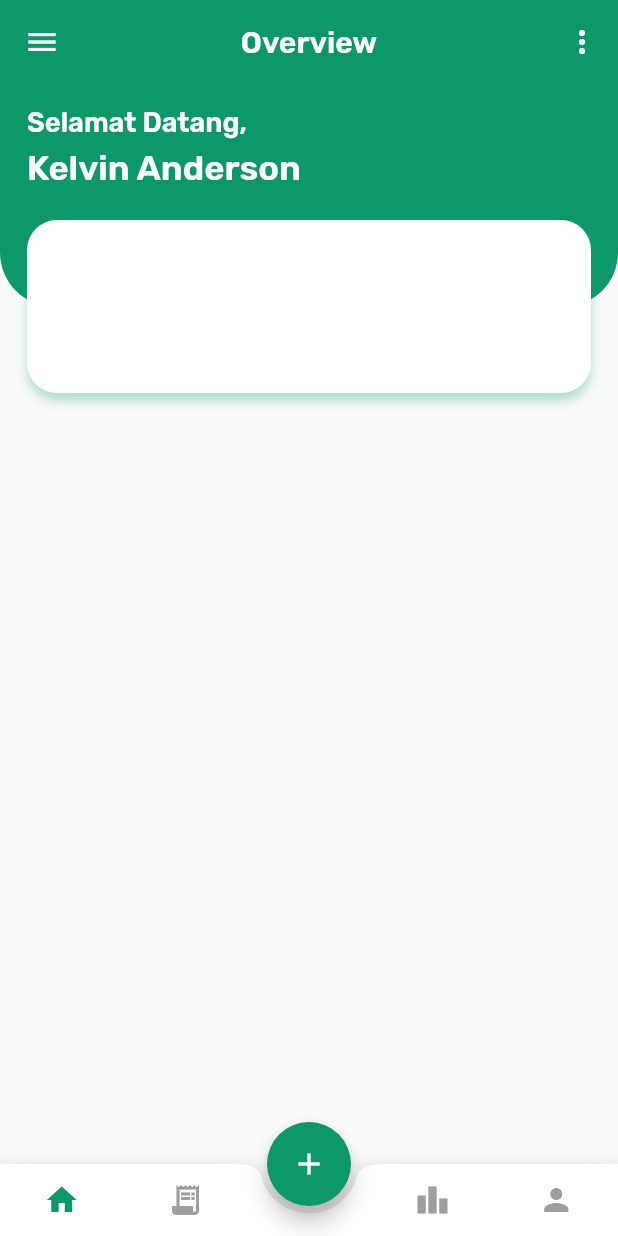
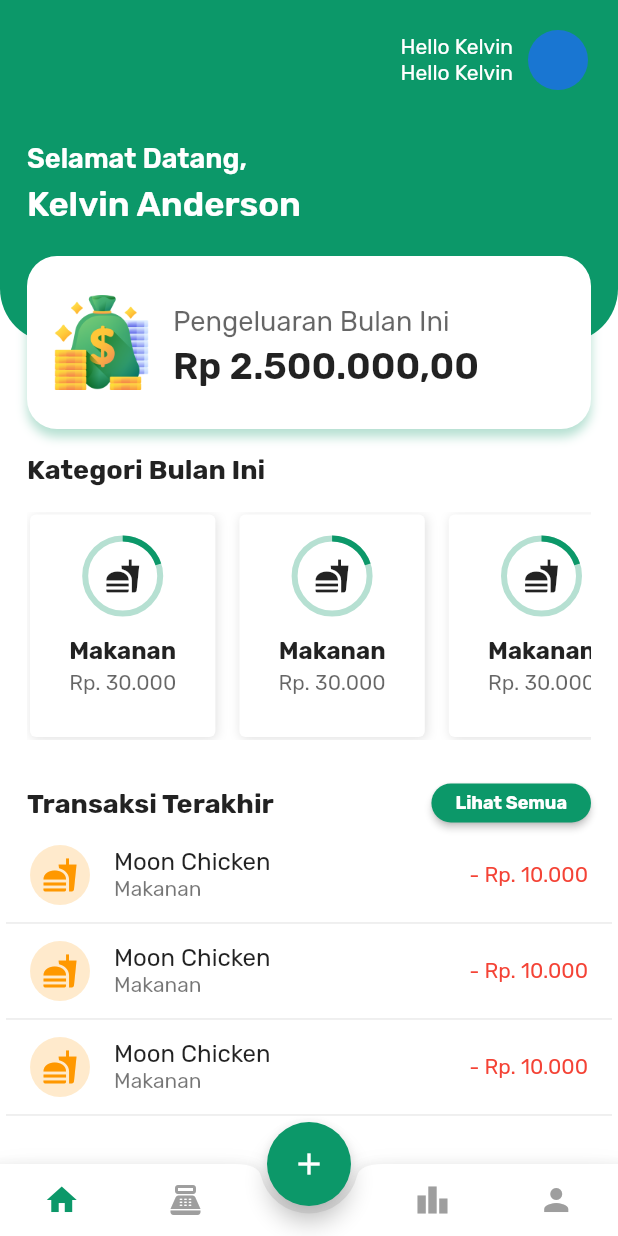
Before and after one commit to KelvinAnderson10/flutter-aplikasi-pengeluaran, a Flutter app: the screen it shows after launch, item 2 of the bottom bar chosen, after a tap on the "home" icon, on a phone screen of 412 x 824 dp. Run offline on Flutter 3.47's test engine with Material 2 defaults, Android fonts, the light colour scheme and no system bars; our stand-ins replace google_fonts.

Commit message:
[ADD] experimental appbar

```diff
--- /dev/null
+++ b/lib/components/bottom_navigation_bar.dart
@@ -0,0 +1,59 @@
+import 'package:course_app/constants.dart';
+import 'package:flutter/material.dart';
+
+class MyBottomNavigationBar extends StatefulWidget {
+  const MyBottomNavigationBar({super.key, this.index, this.onTapped});
+  final int? index;
+  final Function? onTapped;
+
+  @override
+  State<MyBottomNavigationBar> createState() => _MyBottomNavigationBarState();
+}
+
+class _MyBottomNavigationBarState extends State<MyBottomNavigationBar> {
+  @override
+  Widget build(BuildContext context) {
+    return BottomAppBar(
+                color:  Colors.white,
+                shape: const CircularNotchedRectangle(),
+                notchMargin: 5,
+                child: Row(
+                  mainAxisSize: MainAxisSize.max,
+                  mainAxisAlignment: MainAxisAlignment.spaceAround,
+                  children: [
+                    Expanded(
+                        child: IconButton(
+                      icon: const Icon(Icons.home),
+                      onPressed: () => {widget.onTapped!(0)},
+                      color: widget.index == 0 ? kPrimaryColor : Colors.grey
+                    )),
+                    Expanded(
+                        child: IconButton(
+                      icon: const Icon(
+                        Icons.point_of_sale,
+                      ),
+                      onPressed: () => {widget.onTapped!(1)},
+                      color: widget.index == 1 ? kPrimaryColor : Colors.grey
+                    )),
+                    const Expanded(child: SizedBox()),
+                    Expanded(
+                        child: IconButton(
+                      icon: const Icon(
+                        Icons.leaderboard,
+                      ),
+                      onPressed: () => {widget.onTapped!(2)},
+                      color: widget.index == 2 ? kPrimaryColor : Colors.grey
+                    )),
+                    Expanded(
+                        child: IconButton(
+                      icon: const Icon(
+                        Icons.person,
+                      ),
+                      onPressed: () => {widget.onTapped!(3)},
+                      color: widget.index == 3 ? kPrimaryColor : Colors.grey
+                    )),
+                  ],
+                )
+                );
+  }
+}
--- a/lib/components/history_screen.dart
+++ /dev/null
@@ -1,18 +0,0 @@
-import 'package:flutter/material.dart';
-import 'package:flutter/src/widgets/container.dart';
-import 'package:flutter/src/widgets/framework.dart';
-
-class HistoryScreen extends StatelessWidget {
-  const HistoryScreen({super.key});
-
-  @override
-  Widget build(BuildContext context) {
-    return Scaffold(
-      appBar: AppBar(
-        title: const Text("History", style: TextStyle(fontWeight: FontWeight.w600)),
-        centerTitle: true,
-      ),
-      body: Column(),
-    );
-  }
-}
--- a/lib/components/home_screen.dart
+++ b/lib/components/home_screen.dart
@@ -1,91 +1,207 @@
+import 'package:course_app/components/home_view.dart';
 import 'package:course_app/constants.dart';
 import 'package:flutter/material.dart';
 import 'package:google_fonts/google_fonts.dart';
 
-class HomeScreen extends StatelessWidget {
-  const HomeScreen({super.key});
+class HomeScreen extends StatelessWidget with HomeView {
+  const HomeScreen({super.key, this.onTapNavigate});
+
+  final Function? onTapNavigate;
 
   @override
   Widget build(BuildContext context) {
     Size size = MediaQuery.of(context).size;
-    print(size);
+
+    const numItems = 3;
+    Widget buildRow(int idx) {
+      return ListTile(
+        minVerticalPadding: 6,
+        leading: Column(mainAxisAlignment: MainAxisAlignment.center, children: [
+          CircleAvatar(
+            // radius: 18,
+            backgroundColor: Colors.orange.withOpacity(0.2),
+            child: Icon(
+              Icons.fastfood,
+              color: Colors.orange,
+              // size: 16
+            ),
+          )
+          // Icon(Icons.fastfood)
+        ]),
+        title: Text("Moon Chicken"),
+        visualDensity: VisualDensity(vertical: -4),
+        subtitle: Text("Makanan"),
+        trailing: Text(
+          "- Rp. 10.000",
+          style: TextStyle(color: Colors.red),
+        ),
+      );
+    }
+
     return Scaffold(
-      appBar: AppBar(
-        elevation: 0,
-        leading:  IconButton(
-          icon: const Icon(Icons.menu),
-          onPressed: (){},
-        ),
-        title: const Text("Overview", style: TextStyle(fontWeight: FontWeight.w600),),
-        actions: <Widget>[
-          IconButton(
-            icon: const Icon(Icons.more_vert),
-            tooltip: 'Opsi lainnya',
-            onPressed: () {
-              // handle the press
-            },
-          )
-        ],
-        centerTitle: true,
-      ),
-      body: Column(
+        body: SingleChildScrollView(
+      child: Column(
         children: <Widget>[
           Container(
             height: size.height * 0.25,
             child: Stack(
               children: [
                 Container(
-                  height: size.height * 0.25 - size.height * 0.07 ,
+                  height: size.height * 0.25 - size.height * 0.07,
                   decoration: const BoxDecoration(
                       color: kPrimaryColor,
                       borderRadius: BorderRadius.only(
                           bottomLeft: Radius.circular(36),
-                      bottomRight: Radius.circular(36)
-                    )
-                    ),
+                          bottomRight: Radius.circular(36))),
                 ),
                 Container(
                   margin: EdgeInsets.only(top: size.height * 0.018, left: 18),
                   child: Column(
                     crossAxisAlignment: CrossAxisAlignment.start,
                     children: [
-                    Text("Selamat Datang,", style: GoogleFonts.rubik(textStyle: TextStyle(color: Colors.white, fontWeight: FontWeight.w600, fontSize: size.height * 0.022))),
+                      Text("Selamat Datang,",
+                          style: GoogleFonts.rubik(
+                              textStyle: TextStyle(
+                                  color: Colors.white,
+                                  fontWeight: FontWeight.w600,
+                                  fontSize: size.height * 0.022))),
                       const SizedBox(height: 6),
-                    Text("Kelvin Anderson", style: GoogleFonts.rubik(textStyle: TextStyle(color: Colors.white, fontWeight: FontWeight.w600, fontSize: size.height * 0.028))),
-                  ],),
-
+                      Text("Kelvin Anderson",
+                          style: GoogleFonts.rubik(
+                              textStyle: TextStyle(
+                                  color: Colors.white,
+                                  fontWeight: FontWeight.w600,
+                                  fontSize: size.height * 0.028))),
+                    ],
+                  ),
                 ),
                 Positioned(
                   left: 0,
                   right: 0,
                   bottom: 0,
                   child: Container(
-                    alignment: Alignment.center,
+                      // alignment: Alignment.center,
                       height: size.height * 0.14,
-                    margin: const EdgeInsets.symmetric(horizontal: kDefaultPadding),
-                    padding: const EdgeInsets.symmetric(horizontal: kDefaultPadding),
+                      margin: const EdgeInsets.symmetric(
+                          horizontal: kDefaultPadding),
+                      padding: const EdgeInsets.symmetric(
+                          horizontal: kDefaultPadding),
                       decoration: BoxDecoration(
                           color: Colors.white,
                           borderRadius: BorderRadius.circular(20),
                           boxShadow: [
                             BoxShadow(
-                          offset: Offset(0, 5),
+                                offset: const Offset(0, 5),
                                 blurRadius: 5,
-                          color: kPrimaryColor.withOpacity(0.3)
-                        )
-                      ]
+                                color: kPrimaryColor.withOpacity(0.3))
+                          ]),
+                      child: Row(
+                        children: [
+                          Image.asset(
+                            "assets/rupiah.png",
+                            height: size.height * 1 / 13,
                           ),
-                    child: Row(
-
+                          const SizedBox(
+                            width: 16,
                           ),
+                          Column(
+                            crossAxisAlignment: CrossAxisAlignment.start,
+                            mainAxisAlignment: MainAxisAlignment.center,
+                            children: [
+                              const SizedBox(height: 6),
+                              Text(
+                                "Pengeluaran Bulan Ini",
+                                style: TextStyle(
+                                    fontSize: size.height * 0.022,
+                                    color: Colors.black.withOpacity(0.6)),
                               ),
+                              const SizedBox(height: 5),
+                              Text(
+                                "Rp 2.500.000,00",
+                                style: TextStyle(
+                                    fontSize: size.height * 0.03,
+                                    fontWeight: FontWeight.w600),
                               )
                             ],
                           ),
+                        ],
+                      )),
                 )
               ],
             ),
-
-    );
+          ),
+          SizedBox(
+            height: 16,
+          ),
+          Container(
+              alignment: Alignment.topLeft,
+              margin: const EdgeInsets.symmetric(horizontal: kDefaultPadding),
+              child: Row(
+                mainAxisAlignment: MainAxisAlignment.spaceBetween,
+                children: [
+                  Text(
+                    "Kategori Bulan Ini",
+                    style: TextStyle(fontWeight: FontWeight.bold, fontSize: 18),
+                  ),
+                ],
+              )),
+          Container(
+              margin: const EdgeInsets.symmetric(
+                  horizontal: kDefaultPadding, vertical: kDefaultPadding),
+              alignment: Alignment.centerLeft,
+              child: SingleChildScrollView(
+                padding: EdgeInsets.all(2),
+                scrollDirection: Axis.horizontal,
+                child: Wrap(spacing: 16, children: [
+                  categoryCard(size),
+                  categoryCard(size),
+                  categoryCard(size),
+                  categoryCard(size),
+                  categoryCard(size),
+                ]),
+              )),
+          Container(
+              alignment: Alignment.topLeft,
+              margin: const EdgeInsets.symmetric(horizontal: kDefaultPadding),
+              child: Row(
+                mainAxisAlignment: MainAxisAlignment.spaceBetween,
+                children: [
+                  Text(
+                    "Transaksi Terakhir",
+                    style: TextStyle(fontWeight: FontWeight.bold, fontSize: 18),
+                  ),
+                  MaterialButton(
+                    shape: RoundedRectangleBorder(
+                        borderRadius: BorderRadius.circular(50.0)),
+                    height: 26.0,
+                    minWidth: 5,
+                    color: kPrimaryColor,
+                    textColor: Colors.white,
+                    child: new Text(
+                      "Lihat Semua",
+                      style:
+                          TextStyle(fontWeight: FontWeight.bold, fontSize: 12),
+                    ),
+                    onPressed: () => {onTapNavigate!(1)},
+                  )
+                ],
+              )),
+          Container(
+              padding: const EdgeInsets.symmetric(horizontal: 4),
+              child: ListView.builder(
+                scrollDirection: Axis.vertical,
+                primary: false,
+                // padding: const EdgeInsets.only(right: 2),
+                shrinkWrap: true,
+                itemCount: numItems * 2,
+                itemBuilder: ((context, i) {
+                  if (i.isOdd) return const Divider();
+                  final index = i ~/ 2 + 1;
+                  return buildRow(index);
+                }),
+              )),
+        ],
+      ),
+    ));
   }
 }
--- /dev/null
+++ b/lib/components/home_view.dart
@@ -0,0 +1,55 @@
+import 'package:course_app/constants.dart';
+import 'package:flutter/material.dart';
+
+mixin HomeView on StatelessWidget {
+  Widget categoryCard(Size size) {
+    return Container(
+      height: size.height * 0.18,
+      width: size.width * 0.3,
+      child: Column(children: [
+        SizedBox(
+          height: 16,
+        ),
+        Stack(
+          alignment: Alignment.center,
+          children: [
+            Icon(Icons.fastfood),
+            SizedBox(
+              width: 50,
+              height: 50,
+              child: CircularProgressIndicator(
+                valueColor: AlwaysStoppedAnimation<Color>(kPrimaryColor),
+                // color: kPrimaryColor,
+                backgroundColor: kPrimaryColor.withOpacity(0.3),
+                value: 1 / 5,
+              ),
+            )
+          ],
+        ),
+        SizedBox(
+          height: 15,
+        ),
+        Text(
+          "Makanan",
+          style: TextStyle(fontWeight: FontWeight.bold, fontSize: 16),
+        ),
+        SizedBox(
+          height: 4,
+        ),
+        Text(
+          "Rp. 30.000",
+          style: TextStyle(color: Colors.black.withOpacity(0.6)),
+        ),
+      ]),
+      decoration: BoxDecoration(
+          color: Colors.white,
+          borderRadius: BorderRadius.circular(4),
+          boxShadow: [
+            BoxShadow(
+                offset: const Offset(1, 1),
+                blurRadius: 5,
+                color: Colors.grey.withOpacity(0.3)),
+          ]),
+    );
+  }
+}
--- /dev/null
+++ b/lib/components/transaction_screen.dart
@@ -0,0 +1,42 @@
+import 'package:course_app/constants.dart';
+import 'package:flutter/material.dart';
+import 'package:flutter/src/widgets/container.dart';
+import 'package:flutter/src/widgets/framework.dart';
+
+class TransactionScreen extends StatefulWidget {
+  const TransactionScreen({super.key});
+
+
+  @override
+  State<TransactionScreen> createState() => _TransactionScreenState();
+}
+
+class _TransactionScreenState extends State<TransactionScreen> {
+
+  @override
+  Widget build(BuildContext context) {
+    Size size = MediaQuery.of(context).size;
+    return Scaffold(
+      body: Stack(children: [
+        Container(
+          height: double.infinity,
+          decoration: BoxDecoration(
+            color: kPrimaryColor
+          ),
+        ),
+        Positioned(
+          left: 0,
+          right: 0,
+          bottom: 0,
+          child: Container(
+            height: size.height * 0.8,
+            decoration: BoxDecoration(
+              color: Colors.white,
+              borderRadius: BorderRadius.vertical(top: Radius.circular(size.height * 0.04))
+            ),
+          ),
+        )
+      ]),
+    );
+  }
+}
--- a/lib/constants.dart
+++ b/lib/constants.dart
@@ -1,7 +1,12 @@
 import 'package:flutter/material.dart';
 
 const kPrimaryColor = Color(0xFF0C9869);
+// const kPrimaryColor = Color.fromARGB(255, 11, 153, 219);
 const kTextColor = Color(0xFF0C9869);
-const kBackgroundColor = Color(0xFFF9F8FD);
+const kBackgroundColor = Color(0xFF032016);
+// const kBackgroundColor = Color.fromARGB(255, 30, 40, 47);
+
+
+const kDarkBottomIcon = Color(0xFF064B34);
 
 const double kDefaultPadding = 18.0;
--- a/lib/main.dart
+++ b/lib/main.dart
@@ -1,4 +1,5 @@
-import 'package:course_app/components/history_screen.dart';
+import 'package:course_app/components/bottom_navigation_bar.dart';
+import 'package:course_app/components/transaction_screen.dart';
 import 'package:course_app/components/home_screen.dart';
 import 'package:course_app/constants.dart';
 import 'package:flutter/material.dart';
@@ -6,27 +7,23 @@ import 'package:flutter/services.dart';
 import 'package:google_fonts/google_fonts.dart';
 
 void main() {
-  runApp(const MyApp());
+  runApp(MyApp());
 }
 
 class MyApp extends StatelessWidget {
-  const MyApp({super.key});
-
-  // This widget is the root of your application.
   @override
   Widget build(BuildContext context) {
     return MaterialApp(
         debugShowCheckedModeBanner: false,
-      title: 'Flutter Demo',
         theme: ThemeData(
+          scaffoldBackgroundColor: Colors.white,
           textTheme: GoogleFonts.rubikTextTheme(),
           appBarTheme: const AppBarTheme(
               backgroundColor: kPrimaryColor,
               systemOverlayStyle:
                   SystemUiOverlayStyle(statusBarColor: kPrimaryColor)),
         ),
-      home: const MyHomePage(),
-    );
+        home: MyHomePage());
   }
 }
 
@@ -37,76 +34,95 @@ class MyHomePage extends StatefulWidget {
 }
 
 class _MyHomePageState extends State<MyHomePage> {
-  int _index = 0;
-  final pages = <Widget>[
-    const HomeScreen(),
-    const HistoryScreen(),
-    const HomeScreen(),
-    const HomeScreen(),
-  ];
+  int currentTab = 0;
+
+  PageController pageController =
+      PageController(initialPage: 0, keepPage: true);
+
+  Widget buildPageView() {
+    return PageView(
+      physics: const NeverScrollableScrollPhysics(),
+      controller: pageController,
+      onPageChanged: (index) {
+        pageChanged(index);
+      },
+      children: [
+        HomeScreen(
+          onTapNavigate: bottomTapped,
+        ),
+        TransactionScreen(),
+        HomeScreen(),
+        HomeScreen(),
+      ],
+    );
+  }
+
+  @override
+  void initState() {
+    // TODO: implement initState
+    super.initState();
+  }
+
+  void pageChanged(int index) {
+    setState(() {
+      currentTab = index;
+    });
+  }
+
+  void bottomTapped(int index) {
+    setState(() {
+      currentTab = index;
+      //   pageController.animateToPage(index,
+      // duration: Duration(milliseconds: 500), curve: Curves.ease);
+      pageController.jumpToPage(index);
+    });
+  }
+
+  final titleAppBar = ["Overview", "Transaction", "Dashboard", "Profile"];
+
+  bool isDarkMode = false;
 
   @override
   Widget build(BuildContext context) {
     return Scaffold(
-      body: pages[_index],
+        // extendBody: true,
+        appBar: AppBar(
+          toolbarHeight: 80,
+          elevation: 0,
+          // leading: SvgPicture.asset(dompetLogo),
+          // title: Text(
+          //   titleAppBar[currentTab],
+          //   style: TextStyle(fontWeight: FontWeight.w600),
+          // ),
+          actions: <Widget>[
+            Container(
+              margin: EdgeInsets.only(right: 20),
+              child: Row(children: [
+                Column(
+                  mainAxisAlignment: MainAxisAlignment.center,
+                  children: [
+                    Text("Hello Kelvin"),
+                    Text("Hello Kelvin"),
+                  ],
+                ),
+                SizedBox(width: 10,),
+                Column(
+                  mainAxisAlignment: MainAxisAlignment.center,
+                  children: [CircleAvatar()],
+                )
+              ]),
+            )
+          ],
+          // centerTitle: true,
+        ),
+        body: buildPageView(),
         floatingActionButton: FloatingActionButton(
           onPressed: () {},
           backgroundColor: kPrimaryColor,
-        child: IconButton(
-          icon: const Icon(Icons.add),
-          onPressed: () {},
-          tooltip: 'Tambah Transaksi Baru',
-        ),
+          child: const Icon(Icons.add),
         ),
         floatingActionButtonLocation: FloatingActionButtonLocation.centerDocked,
-      bottomNavigationBar: BottomAppBar(
-          shape: const CircularNotchedRectangle(),
-          notchMargin: 5,
-          child: Row(
-            mainAxisSize: MainAxisSize.max,
-            mainAxisAlignment: MainAxisAlignment.spaceAround,
-            children: [
-              Expanded(
-                  child: IconButton(
-                icon: const Icon(Icons.home),
-                onPressed: () => {
-                  setState(() => {_index = 0})
-                },
-                color: _index == 0 ? kPrimaryColor : Colors.grey,
-              )),
-              Expanded(
-                  child: IconButton(
-                icon: const Icon(
-                  Icons.receipt_long,
-                ),
-                onPressed: () => {
-                  setState(() => {_index = 1})
-                },
-                color: _index == 1 ? kPrimaryColor : Colors.grey,
-              )),
-              const Expanded(child: SizedBox()),
-              Expanded(
-                  child: IconButton(
-                icon: const Icon(
-                  Icons.leaderboard,
-                ),
-                onPressed: () => {
-                  setState(() => {_index = 2})
-                },
-                color: _index == 2 ? kPrimaryColor: Colors.grey,
-              )),
-              Expanded(
-                  child: IconButton(
-                icon: const Icon(
-                  Icons.person,
-                ),
-                onPressed: () => {
-                  setState(() => {_index = 3})
-                },
-                color: _index == 3 ? kPrimaryColor : Colors.grey,
-              )),
-            ],
-          )),
-    );
+        bottomNavigationBar:
+            MyBottomNavigationBar(onTapped: bottomTapped, index: currentTab));
   }
 }
--- a/pubspec.yaml
+++ b/pubspec.yaml
@@ -38,6 +38,7 @@ dependencies:
   cupertino_icons: ^1.0.2
   google_fonts: ^4.0.3
   flutter_launcher_icons: ^0.11.0
+  flutter_svg: ^1.1.6
 
 flutter_icons:
     image_path: "assets/icon6.png"
@@ -67,6 +68,8 @@ flutter:
   # included with your application, so that you can use the icons in
   # the material Icons class.
   uses-material-design: true
+  assets:
+    - assets/rupiah.png
 
   # To add assets to your application, add an assets section, like this:
   # assets:
```
Also changed, not shown: assets/dompet.svg (added), assets/icon.png (deleted), assets/icon2.png (deleted), assets/icon3.png (deleted), assets/icon4.png (deleted), assets/icon5.png (deleted), assets/rupiah.png (added), pubspec.lock, 1 other file. Lines whose indentation alone changed are shown as unchanged.
